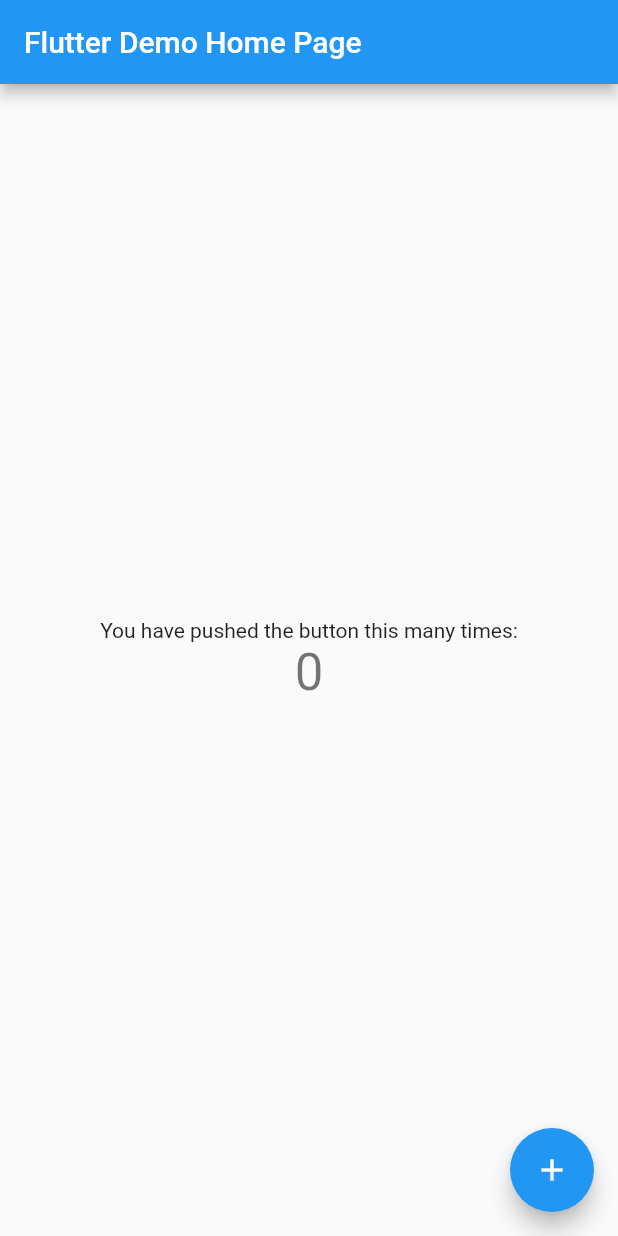
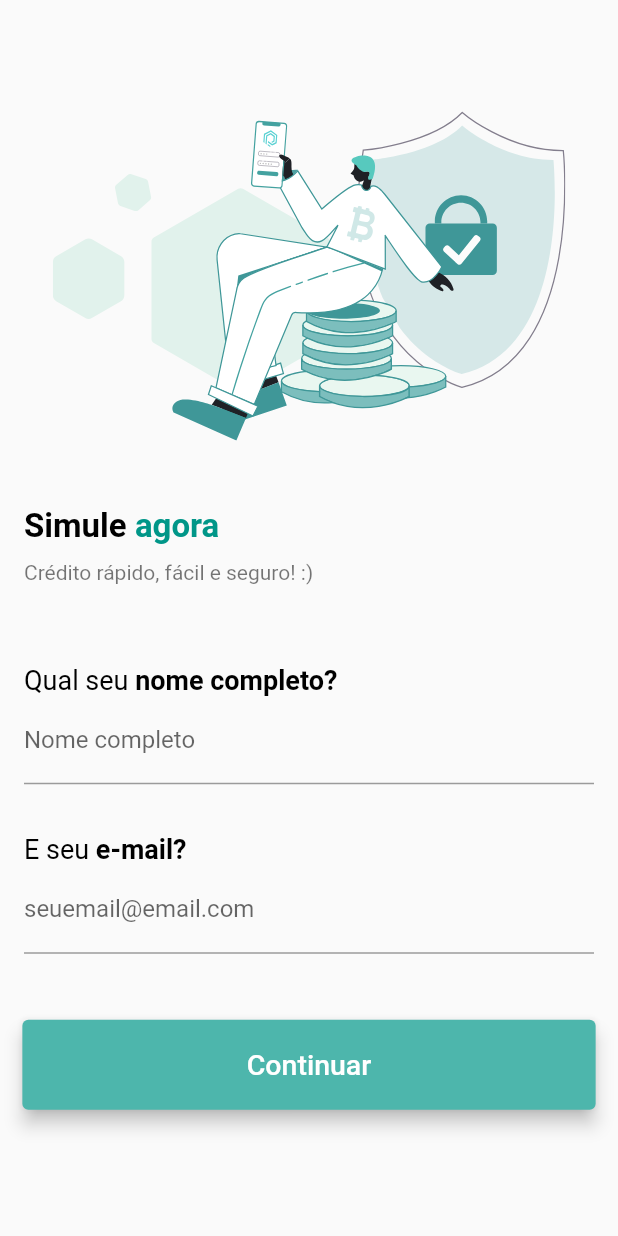
Before and after one commit to Joe02/rispar-app, a Flutter app: the screen it shows after launch, on a phone screen of 412 x 824 dp. Run offline on Flutter 3.47's test engine with Material 2 defaults, Android fonts, the phone set to English and light mode, and no system bars; our stand-ins replace email_validator, flutter_svg.

Commit message:
RIS-userInfoScreen Created User info screen.

```diff
--- /dev/null
+++ b/lib/UserInfoScreen/UserInfoScreen.dart
@@ -0,0 +1,213 @@
+import 'package:email_validator/email_validator.dart';
+import 'package:flutter/cupertino.dart';
+import 'package:flutter/material.dart';
+import 'package:flutter_svg/flutter_svg.dart';
+import 'package:risparapp/Widgets/DefaultSubmitButton.dart';
+
+import '../strings.dart';
+
+class UserInfoScreen extends StatefulWidget {
+  @override
+  UserInfoScreenState createState() => UserInfoScreenState();
+}
+
+class UserInfoScreenState extends State<UserInfoScreen> {
+  late double screenWidth;
+  late double screenHeight;
+  late Orientation screenOrientation;
+  final TextEditingController _nameController = TextEditingController();
+  final TextEditingController _emailController = TextEditingController();
+  bool _nameValidation = true;
+  bool _emailValidation = true;
+
+  @override
+  Widget build(BuildContext context) {
+    screenHeight = MediaQuery.of(context).size.height;
+    screenWidth = MediaQuery.of(context).size.width;
+    screenOrientation = MediaQuery.of(context).orientation;
+    return Scaffold(
+      body: Center(
+        child: SingleChildScrollView(
+          child: Column(
+            mainAxisSize: MainAxisSize.max,
+            mainAxisAlignment: MainAxisAlignment.center,
+            crossAxisAlignment: CrossAxisAlignment.center,
+            children: buildScreenWidgets(),
+          ),
+        ),
+      ),
+    );
+  }
+
+  buildScreenWidgets() {
+    List<Widget> widgetsList = [
+      buildUserScreenImage(),
+      SizedBox(
+        height: screenOrientation == Orientation.portrait ? 40 : 10,
+      ),
+      buildUserScreenLabel(),
+      SizedBox(
+        height: screenOrientation == Orientation.portrait ? 10 : 0,
+      ),
+      buildUserScreenInput(
+        userInfoNameFirstLabel,
+        userInfoNameSecondLabel,
+        userInfoNameHint,
+        _nameController,
+        _nameValidation,
+        false,
+      ),
+      buildUserScreenInput(
+        userInfoEmailFirstLabel,
+        userInfoEmailSecondLabel,
+        userInfoEmailHint,
+        _emailController,
+        _emailValidation,
+        true,
+      ),
+      Padding(
+        padding: const EdgeInsets.only(
+          top: 40.0,
+          bottom: 10.0,
+        ),
+        child: buildSubmitButton(),
+      )
+    ];
+
+    return widgetsList;
+  }
+
+  buildUserScreenImage() {
+    return SvgPicture.asset(
+      'assets/images/user_info_image.svg',
+      height: screenOrientation == Orientation.portrait
+          ? screenHeight / 3.75
+          : screenWidth / 3.75,
+    );
+  }
+
+  buildUserScreenLabel() {
+    return ListTile(
+      title: RichText(
+        text: const TextSpan(
+          style: TextStyle(
+            fontSize: 14.0,
+            color: Colors.black,
+          ),
+          children: <TextSpan>[
+            TextSpan(
+              text: userInfoTitleLabel,
+              style: TextStyle(
+                fontWeight: FontWeight.bold,
+                fontSize: 22,
+              ),
+            ),
+            TextSpan(
+              text: userInfoSubTitleLabel,
+              style: TextStyle(
+                color: Colors.teal,
+                fontWeight: FontWeight.bold,
+                fontSize: 22,
+              ),
+            ),
+          ],
+        ),
+      ),
+      subtitle: const Padding(
+        padding: EdgeInsets.symmetric(
+          vertical: 10.0,
+        ),
+        child: Text(
+          userInfoDescriptionLabel,
+        ),
+      ),
+    );
+  }
+
+  buildUserScreenInput(String? title, String? boldTitle, String inputHint,
+      TextEditingController _controller, bool _validator, bool emailInput) {
+    return Padding(
+      padding: const EdgeInsets.only(
+        top: 25.0,
+      ),
+      child: ListTile(
+        title: RichText(
+          text: TextSpan(
+            style: const TextStyle(
+              fontSize: 14.0,
+              color: Colors.black,
+            ),
+            children: <TextSpan>[
+              TextSpan(
+                text: title ?? "",
+                style: const TextStyle(
+                  fontSize: 18,
+                ),
+              ),
+              TextSpan(
+                text: boldTitle ?? "",
+                style: const TextStyle(
+                  fontWeight: FontWeight.bold,
+                  fontSize: 18,
+                ),
+              ),
+            ],
+          ),
+        ),
+        subtitle: TextFormField(
+          controller: _controller,
+          decoration: InputDecoration(
+            border: const UnderlineInputBorder(),
+            labelText: inputHint,
+            errorText: _validator
+                ? null
+                : emailInput
+                    ? userInfoEmailError
+                    : userInfoNameError,
+          ),
+        ),
+      ),
+    );
+  }
+
+  buildSubmitButton() {
+    return DefaultSubmitButton(
+      userInfoDefaultButtonLabel,
+      null,
+      null,
+      null,
+      const TextStyle(fontSize: 19),
+      () {
+        validateName();
+        validateEmail();
+        //TODO Navigate to next screen.
+      },
+    );
+  }
+
+  validateName() {
+    if (_nameController.text.length < 3 && _nameValidation) {
+      setState(() {
+        _nameValidation = false;
+      });
+    } else if (_nameController.text.length >= 3 && _nameValidation == false) {
+      setState(() {
+        _nameValidation = true;
+      });
+    }
+  }
+
+  validateEmail() {
+    bool isEmailValid =
+        EmailValidator.validate(_emailController.text, true, true);
+    if (isEmailValid == true && _emailValidation == false) {
+      setState(() {
+        _emailValidation = true;
+      });
+    } else if (isEmailValid == false && _emailValidation == true) {
+      setState(() {
+        _emailValidation = false;
+      });
+    }
+  }
+}
--- /dev/null
+++ b/lib/Widgets/DefaultSubmitButton.dart
@@ -0,0 +1,48 @@
+import 'package:flutter/cupertino.dart';
+import 'package:flutter/material.dart';
+
+class DefaultSubmitButton extends StatelessWidget {
+  String title;
+  Color? primary;
+  Color? onPrimary;
+  Color? shadowColor;
+  TextStyle? textStyle;
+  VoidCallback buttonAction;
+  late double screenWidth;
+  late double screenHeight;
+  late Orientation screenOrientation;
+
+  DefaultSubmitButton(this.title, this.primary, this.onPrimary,
+      this.shadowColor, this.textStyle, this.buttonAction,
+      {Key? key})
+      : super(key: key);
+
+  @override
+  Widget build(BuildContext context) {
+    screenHeight = MediaQuery.of(context).size.height;
+    screenWidth = MediaQuery.of(context).size.width;
+    screenOrientation = MediaQuery.of(context).orientation;
+
+    return ElevatedButton(
+      child: SizedBox(
+        width: screenOrientation == Orientation.portrait
+            ? screenWidth * 0.85
+            : screenWidth * 0.925,
+        height: 60,
+        child: Center(
+          child: Text(
+            title,
+            style: textStyle ?? TextStyle(),
+          ),
+        ),
+      ),
+      style: ElevatedButton.styleFrom(
+        primary: primary ?? Colors.teal[300],
+        onPrimary: onPrimary ?? Colors.white,
+        shadowColor: shadowColor ?? Colors.black,
+        elevation: 5,
+      ),
+      onPressed: buttonAction,
+    );
+  }
+}
--- a/lib/main.dart
+++ b/lib/main.dart
@@ -1,115 +1,20 @@
 import 'package:flutter/material.dart';
+import 'package:risparapp/UserInfoScreen/UserInfoScreen.dart';
 
 void main() {
-  runApp(const MyApp());
+  runApp(const RisparApp());
 }
 
-class MyApp extends StatelessWidget {
-  const MyApp({Key? key}) : super(key: key);
+class RisparApp extends StatelessWidget {
+  const RisparApp({Key? key}) : super(key: key);
 
-  // This widget is the root of your application.
   @override
   Widget build(BuildContext context) {
     return MaterialApp(
-      title: 'Flutter Demo',
       theme: ThemeData(
-        // This is the theme of your application.
-        //
-        // Try running your application with "flutter run". You'll see the
-        // application has a blue toolbar. Then, without quitting the app, try
-        // changing the primarySwatch below to Colors.green and then invoke
-        // "hot reload" (press "r" in the console where you ran "flutter run",
-        // or simply save your changes to "hot reload" in a Flutter IDE).
-        // Notice that the counter didn't reset back to zero; the application
-        // is not restarted.
         primarySwatch: Colors.blue,
       ),
-      home: const MyHomePage(title: 'Flutter Demo Home Page'),
+      home: UserInfoScreen()
     );
   }
 }
-
-class MyHomePage extends StatefulWidget {
-  const MyHomePage({Key? key, required this.title}) : super(key: key);
-
-  // This widget is the home page of your application. It is stateful, meaning
-  // that it has a State object (defined below) that contains fields that affect
-  // how it looks.
-
-  // This class is the configuration for the state. It holds the values (in this
-  // case the title) provided by the parent (in this case the App widget) and
-  // used by the build method of the State. Fields in a Widget subclass are
-  // always marked "final".
-
-  final String title;
-
-  @override
-  State<MyHomePage> createState() => _MyHomePageState();
-}
-
-class _MyHomePageState extends State<MyHomePage> {
-  int _counter = 0;
-
-  void _incrementCounter() {
-    setState(() {
-      // This call to setState tells the Flutter framework that something has
-      // changed in this State, which causes it to rerun the build method below
-      // so that the display can reflect the updated values. If we changed
-      // _counter without calling setState(), then the build method would not be
-      // called again, and so nothing would appear to happen.
-      _counter++;
-    });
-  }
-
-  @override
-  Widget build(BuildContext context) {
-    // This method is rerun every time setState is called, for instance as done
-    // by the _incrementCounter method above.
-    //
-    // The Flutter framework has been optimized to make rerunning build methods
-    // fast, so that you can just rebuild anything that needs updating rather
-    // than having to individually change instances of widgets.
-    return Scaffold(
-      appBar: AppBar(
-        // Here we take the value from the MyHomePage object that was created by
-        // the App.build method, and use it to set our appbar title.
-        title: Text(widget.title),
-      ),
-      body: Center(
-        // Center is a layout widget. It takes a single child and positions it
-        // in the middle of the parent.
-        child: Column(
-          // Column is also a layout widget. It takes a list of children and
-          // arranges them vertically. By default, it sizes itself to fit its
-          // children horizontally, and tries to be as tall as its parent.
-          //
-          // Invoke "debug painting" (press "p" in the console, choose the
-          // "Toggle Debug Paint" action from the Flutter Inspector in Android
-          // Studio, or the "Toggle Debug Paint" command in Visual Studio Code)
-          // to see the wireframe for each widget.
-          //
-          // Column has various properties to control how it sizes itself and
-          // how it positions its children. Here we use mainAxisAlignment to
-          // center the children vertically; the main axis here is the vertical
-          // axis because Columns are vertical (the cross axis would be
-          // horizontal).
-          mainAxisAlignment: MainAxisAlignment.center,
-          children: <Widget>[
-            const Text(
-              'You have pushed the button this many times:',
-            ),
-            Text(
-              '$_counter',
-              style: Theme.of(context).textTheme.headline4,
-            ),
-          ],
-        ),
-      ),
-      floatingActionButton: FloatingActionButton(
-        onPressed: _incrementCounter,
-        tooltip: 'Increment',
-        child: const Icon(Icons.add),
-      ), // This trailing comma makes auto-formatting nicer for build methods.
-    );
-  }
-}
--- /dev/null
+++ b/lib/strings.dart
@@ -0,0 +1,16 @@
+// File that contains all App's strings.
+// Format = [Screen name] + [Something that resembles the widget] + [Label/hint].
+
+// User info screen
+const String userInfoNameFirstLabel = "Qual seu ";
+const String userInfoNameSecondLabel = "nome completo?";
+const String userInfoNameHint = "Nome completo";
+const String userInfoEmailFirstLabel = "E seu ";
+const String userInfoEmailSecondLabel = "e-mail?";
+const String userInfoEmailHint = "seuemail@email.com";
+const String userInfoTitleLabel = "Simule ";
+const String userInfoSubTitleLabel = "agora";
+const String userInfoDescriptionLabel = "Crédito rápido, fácil e seguro! :)";
+const String userInfoDefaultButtonLabel = "Continuar";
+const String userInfoEmailError = "E-mail inválido.";
+const String userInfoNameError = "Nome inválido.";
--- a/pubspec.yaml
+++ b/pubspec.yaml
@@ -34,6 +34,8 @@ dependencies:
   # The following adds the Cupertino Icons font to your application.
   # Use with the CupertinoIcons class for iOS style icons.
   cupertino_icons: ^1.0.2
+  flutter_svg: ^1.0.3
+  email_validator: ^2.0.1
 
 dev_dependencies:
   flutter_test:
@@ -56,7 +58,8 @@ flutter:
   # included with your application, so that you can use the icons in
   # the material Icons class.
   uses-material-design: true
-
+  assets:
+    - assets/images/
   # To add assets to your application, add an assets section, like this:
   # assets:
   #   - images/a_dot_burr.jpeg
```
Also changed, not shown: assets/images/user_info_image.svg (added), pubspec.lock, 2 other files.
